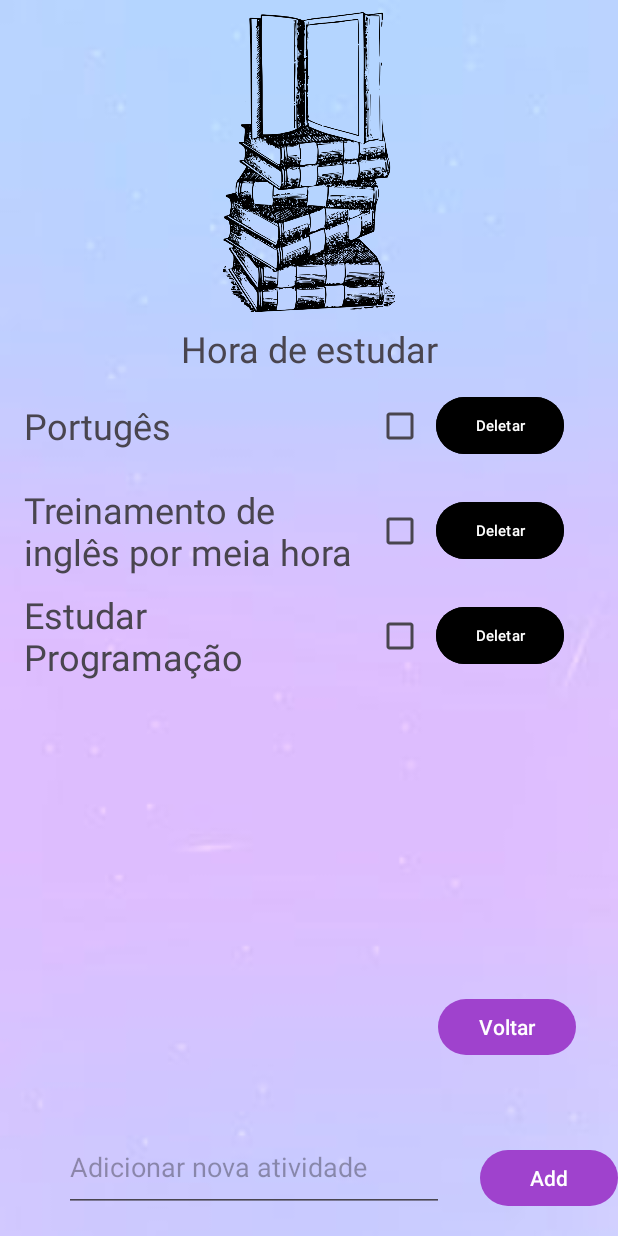
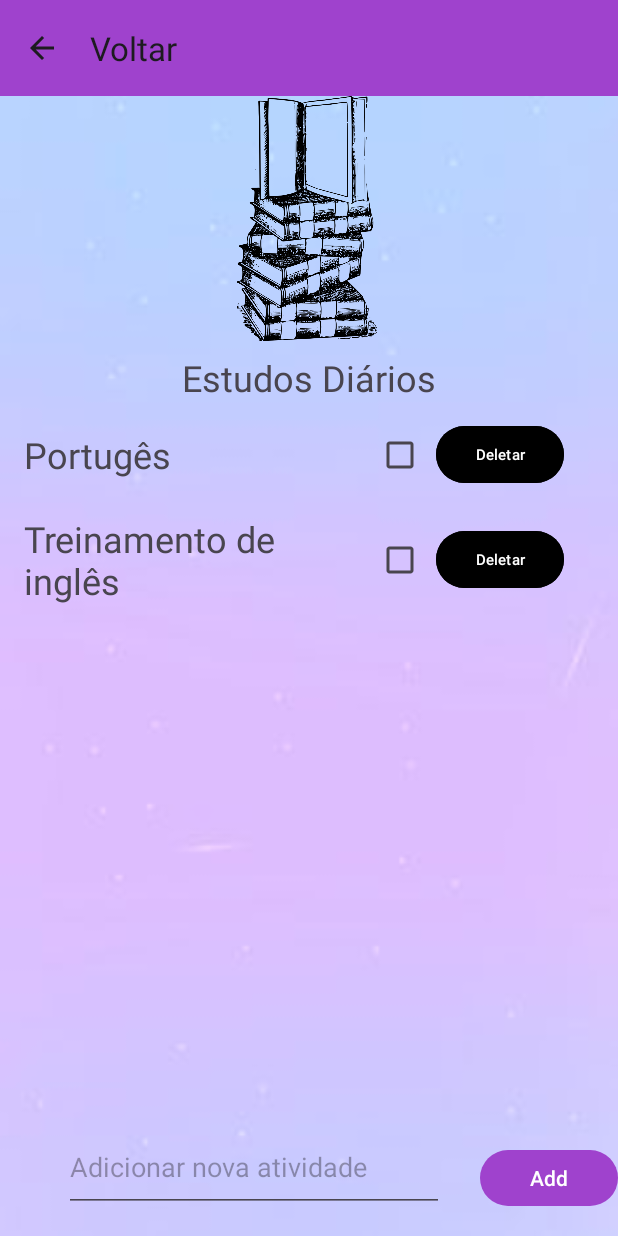
Before and after one commit to Wesley-Neiva/ProjetoApp, an Android app: the Estudo_Activity screen opened directly, with no data from a screen before it, on a phone screen of 412 x 824 dp. Run offline under Robolectric (Android 15) with nearby library versions, the phone set to English and light mode, and no system bars.

Commit message:
Criada todas as toolbars das activities

```diff
--- a/app/src/main/AndroidManifest.xml
+++ b/app/src/main/AndroidManifest.xml
@@ -14,9 +14,11 @@
         tools:targetApi="31">
         <activity
             android:name=".activities.Activity_idiomas"
+            android:parentActivityName=".activities.MainActivity"
             android:exported="false" />
         <activity
             android:name=".activities.Estudo_Activity"
+            android:parentActivityName=".activities.MainActivity"
             android:exported="false" />
         <activity
             android:name=".activities.Livros_Activity"
@@ -24,6 +26,7 @@
             android:exported="false" />
         <activity
             android:name=".activities.Agenda_activity"
+            android:parentActivityName=".activities.MainActivity"
             android:exported="false" />
         <activity
             android:name=".activities.Devocional_Activity"
@@ -31,6 +34,7 @@
             android:exported="false" />
         <activity
             android:name=".activities.Exercicois_Activity"
+            android:parentActivityName=".activities.MainActivity"
             android:exported="false" />
         <activity
             android:name=".activities.MainActivity"
--- a/app/src/main/java/com/wesleyneiva/appmarcela/activities/Estudo_Activity.kt
+++ b/app/src/main/java/com/wesleyneiva/appmarcela/activities/Estudo_Activity.kt
@@ -11,8 +11,6 @@ import com.wesleyneiva.appmarcela.model.Todo
 class Estudo_Activity : AppCompatActivity() {
 
 
-    //private lateinit var binding: ActivityEstudoBinding
-    // lateinit var botaoEstudoVoltar: Button
     private val binding by lazy {
         ActivityEstudoBinding.inflate(layoutInflater)
     }
@@ -20,13 +18,14 @@ class Estudo_Activity : AppCompatActivity() {
 
     override fun onCreate(savedInstanceState: Bundle?) {
         super.onCreate(savedInstanceState)
-        //binding = ActivityEstudoBinding.inflate(layoutInflater)
         setContentView(binding.root)
+
+        inicializarToolbar()
 
         var todoList = mutableListOf(
             Todo("Portugês", false),
-            Todo("Treinamento de inglês por meia hora", false),
-            Todo("Estudar Programação ", false),
+            Todo("Treinamento de inglês", false),
+
 
 
             )
@@ -46,19 +45,15 @@ class Estudo_Activity : AppCompatActivity() {
         }
 
 
+    }
 
-
-        binding.btnEstudarVoltar.setOnClickListener {
-            finish()
+    private fun inicializarToolbar() {
+        val toolbar = binding.includeToolbarEstudos.tbPrincipal
+        setSupportActionBar(toolbar)
+        supportActionBar?.apply {
+            title = "Voltar"
+            setDisplayHomeAsUpEnabled(true)
         }
 
-
-        /*
-                botaoEstudoVoltar = findViewById(R.id.btn_estudar_voltar)
-                val bundle = intent.extras
-
-                botaoEstudoVoltar.setOnClickListener {
-                    finish()
-                }*/
     }
 }
--- a/app/src/main/java/com/wesleyneiva/appmarcela/activities/MainActivity.kt
+++ b/app/src/main/java/com/wesleyneiva/appmarcela/activities/MainActivity.kt
@@ -3,7 +3,6 @@ package com.wesleyneiva.appmarcela.activities
 import android.annotation.SuppressLint
 import android.content.Intent
 import android.os.Bundle
-import android.widget.Toolbar
 import androidx.appcompat.app.AppCompatActivity
 import androidx.cardview.widget.CardView
 import com.wesleyneiva.appmarcela.R
@@ -21,7 +20,7 @@ class MainActivity : AppCompatActivity() {
     lateinit var cvEstudo: CardView
     lateinit var cvLivro: CardView
     lateinit var cvIdioamas: CardView
-    lateinit var tbPrincipal: Toolbar
+
 
 
 
--- a/app/src/main/res/layout/activity_estudo.xml
+++ b/app/src/main/res/layout/activity_estudo.xml
@@ -7,17 +7,38 @@
     android:scrollbarSize="@dimen/material_emphasis_disabled"
     tools:context=".activities.Estudo_Activity">
 
-    <ImageView
-        android:id="@+id/imageView"
+    <include
+        android:id="@+id/includeToolbarEstudos"
+        layout="@layout/toolbar_customizada"
         android:layout_width="0dp"
-        android:layout_height="200dp"
-        android:layout_marginStart="16dp"
-        android:layout_marginTop="8dp"
-        android:layout_marginEnd="16dp"
+        android:layout_height="wrap_content"
         app:layout_constraintEnd_toEndOf="parent"
         app:layout_constraintHorizontal_bias="0.5"
         app:layout_constraintStart_toStartOf="parent"
-        app:layout_constraintTop_toTopOf="parent"
+        app:layout_constraintTop_toTopOf="parent" />
+
+    <Button
+        android:id="@+id/btnAddTodo"
+        android:layout_width="92dp"
+        android:layout_height="45dp"
+        android:text="Add"
+        app:layout_constraintBottom_toBottomOf="parent"
+        app:layout_constraintEnd_toEndOf="parent"
+        app:layout_constraintHorizontal_bias="1.0"
+        app:layout_constraintStart_toStartOf="parent"
+        app:layout_constraintTop_toTopOf="@+id/etTodo"
+        app:layout_constraintVertical_bias="0.483" />
+
+    <ImageView
+        android:id="@+id/imageView"
+        android:layout_width="377dp"
+        android:layout_height="163dp"
+        android:layout_marginStart="16dp"
+        android:layout_marginEnd="16dp"
+        app:layout_constraintEnd_toEndOf="parent"
+        app:layout_constraintHorizontal_bias="0.0"
+        app:layout_constraintStart_toStartOf="parent"
+        app:layout_constraintTop_toBottomOf="@+id/includeToolbarEstudos"
         app:srcCompat="@drawable/estudos" />
 
     <TextView
@@ -27,7 +48,7 @@
         android:layout_marginTop="8dp"
         android:gravity="center"
         android:shadowColor="#0E0B0B"
-        android:text="Hora de estudar"
+        android:text="Estudos Diários"
         android:textColorHint="@color/black"
         android:textSize="24sp"
         app:layout_constraintEnd_toEndOf="parent"
@@ -35,18 +56,6 @@
         app:layout_constraintStart_toStartOf="parent"
         app:layout_constraintTop_toBottomOf="@+id/imageView" />
 
-
-    <Button
-        android:id="@+id/btnEstudarVoltar"
-        android:layout_width="92dp"
-        android:layout_height="45dp"
-        android:shadowColor="#0C0A0A"
-        android:text="Voltar"
-        app:layout_constraintBottom_toTopOf="@+id/btnAddTodo"
-        app:layout_constraintEnd_toEndOf="parent"
-        app:layout_constraintHorizontal_bias="0.912"
-        app:layout_constraintStart_toStartOf="parent"
-        app:layout_constraintTop_toBottomOf="@+id/rvTodos" />
 
     <androidx.recyclerview.widget.RecyclerView
         android:id="@+id/rvTodos"
@@ -73,17 +82,5 @@
         app:layout_constraintHorizontal_bias="0.531"
         app:layout_constraintStart_toStartOf="parent" />
 
-    <Button
-        android:id="@+id/btnAddTodo"
-        android:layout_width="92dp"
-        android:layout_height="45dp"
-        android:text="Add"
-        app:layout_constraintBottom_toBottomOf="parent"
-        app:layout_constraintEnd_toEndOf="parent"
-        app:layout_constraintHorizontal_bias="1.0"
-        app:layout_constraintStart_toStartOf="parent"
-        app:layout_constraintTop_toTopOf="@+id/etTodo"
-        app:layout_constraintVertical_bias="0.483" />
-
 
 </androidx.constraintlayout.widget.ConstraintLayout>
```
Also changed, not shown: app/src/main/java/com/wesleyneiva/appmarcela/activities/Activity_idiomas.kt (+12 -3 lines), app/src/main/java/com/wesleyneiva/appmarcela/activities/Agenda_activity.kt (+10 -4 lines), app/src/main/java/com/wesleyneiva/appmarcela/activities/Exercicois_Activity.kt (+15 -9 lines), app/src/main/java/com/wesleyneiva/appmarcela/adapter/TodoAdapter.kt (+5 -3 lines), app/src/main/res/layout/activity_agenda.xml (+14 -16 lines), app/src/main/res/layout/activity_exercicois.xml (+12 -14 lines), app/src/main/res/layout/activity_idiomas.xml (+11 -18 lines).
